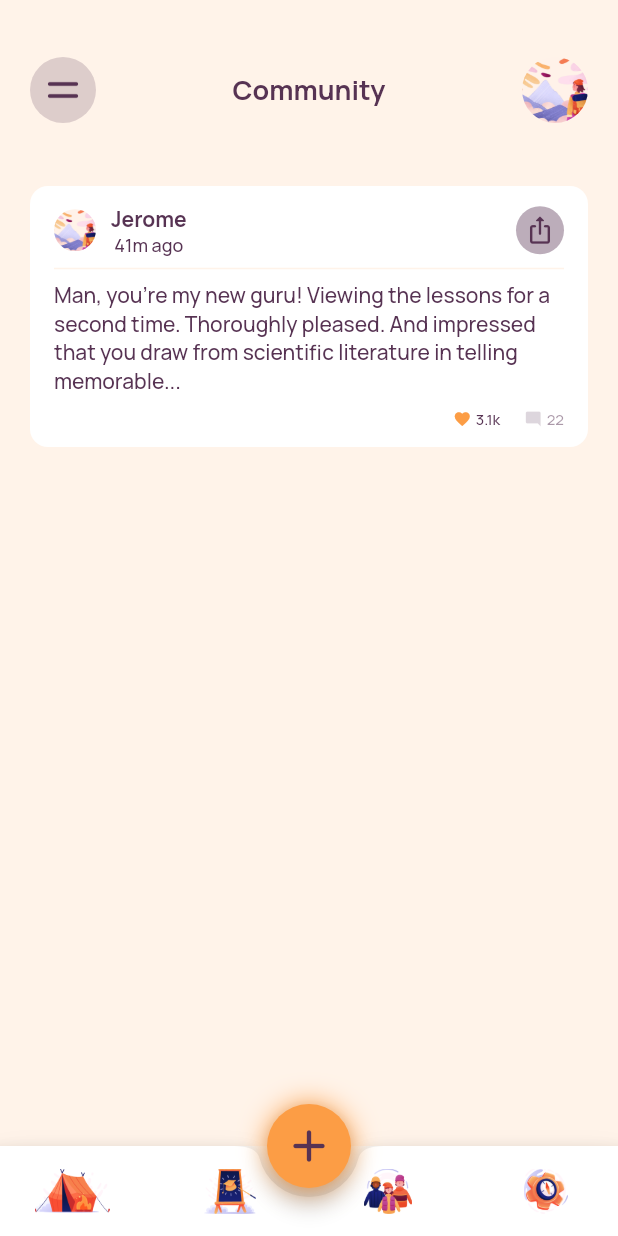
After one commit to Ripat-2345/habit_builder_app, a Flutter app: the screen it shows after launch, item 3 of the bottom bar chosen, on a phone screen of 412 x 824 dp. The commit adds this screen. Run offline on Flutter 3.47's test engine with Material 2 defaults, Android fonts, the light colour scheme and no system bars; our stand-ins replace google_fonts, introduction_screen.

Commit message:
creating community_screen

```diff
--- /dev/null
+++ b/lib/screens/community/community_screen.dart
@@ -0,0 +1,206 @@
+import 'dart:ui';
+
+import 'package:flutter/material.dart';
+import 'package:habit_builder_app/consts.dart';
+import 'package:habit_builder_app/widgets/widget_app_bar.dart';
+
+class CommunityScreen extends StatelessWidget {
+  const CommunityScreen({Key? key}) : super(key: key);
+
+  @override
+  Widget build(BuildContext context) {
+    return Scaffold(
+      backgroundColor: thirdColor,
+      body: Padding(
+        padding: const EdgeInsets.only(
+          left: 20,
+          top: 38,
+          right: 20,
+        ),
+        child: Column(
+          children: [
+            WidgetAppBar(
+              prefix: InkWell(
+                onTap: () {},
+                child: Container(
+                  width: 44,
+                  height: 44,
+                  decoration: BoxDecoration(
+                    borderRadius: BorderRadius.circular(100),
+                    color: primaryColor.withOpacity(0.2),
+                  ),
+                  child: Image.asset(
+                    "assets/icons/menu_icon.png",
+                  ),
+                ),
+              ),
+              title: Text(
+                'Community',
+                style: manrope.copyWith(
+                  color: primaryColor,
+                  fontSize: 18,
+                  fontWeight: FontWeight.w700,
+                ),
+              ),
+              suffix: ClipRRect(
+                borderRadius: BorderRadius.circular(100),
+                child: Image.asset(
+                  "assets/images/introduction_background.png",
+                  width: 44,
+                  height: 44,
+                  fit: BoxFit.cover,
+                ),
+              ),
+            ),
+            const SizedBox(
+              height: 42,
+            ),
+            Container(
+              padding: const EdgeInsets.only(
+                left: 16,
+                top: 12,
+                right: 16,
+                bottom: 12,
+              ),
+              width: double.infinity,
+              height: 174,
+              decoration: BoxDecoration(
+                borderRadius: BorderRadius.circular(12),
+                color: Colors.white,
+              ),
+              child: Column(
+                children: [
+                  Row(
+                    mainAxisAlignment: MainAxisAlignment.spaceBetween,
+                    children: [
+                      Row(
+                        crossAxisAlignment: CrossAxisAlignment.center,
+                        children: [
+                          ClipRRect(
+                            borderRadius: BorderRadius.circular(100),
+                            child: Image.asset(
+                              "assets/images/introduction_background.png",
+                              width: 28,
+                              height: 28,
+                              fit: BoxFit.cover,
+                            ),
+                          ),
+                          const SizedBox(
+                            width: 10,
+                          ),
+                          Column(
+                            children: [
+                              Text(
+                                "Jerome",
+                                style: manrope.copyWith(
+                                  color: primaryColor,
+                                  fontSize: 14,
+                                  fontWeight: FontWeight.w700,
+                                ),
+                              ),
+                              Text(
+                                "41m ago",
+                                style: manrope.copyWith(
+                                  color: primaryColor,
+                                  fontSize: 12,
+                                  fontWeight: FontWeight.w500,
+                                ),
+                              ),
+                            ],
+                          ),
+                        ],
+                      ),
+                      InkWell(
+                        onTap: () {},
+                        child: Container(
+                          width: 32,
+                          height: 32,
+                          decoration: BoxDecoration(
+                            borderRadius: BorderRadius.circular(100),
+                            color: primaryColor.withOpacity(0.4),
+                          ),
+                          child: Icon(
+                            Icons.ios_share_rounded,
+                            color: primaryColor,
+                            size: 20,
+                          ),
+                        ),
+                      )
+                    ],
+                  ),
+                  Divider(
+                    color: thirdColor,
+                    thickness: 1,
+                  ),
+                  Flexible(
+                    child: Text(
+                      "Man, you're my new guru! Viewing the lessons for a second time. Thoroughly pleased. And impressed that you draw from scientific literature in telling memorable...",
+                      style: manrope.copyWith(
+                        color: primaryColor,
+                        fontSize: 14,
+                        fontWeight: FontWeight.w500,
+                      ),
+                      maxLines: 4,
+                      overflow: TextOverflow.ellipsis,
+                    ),
+                  ),
+                  const SizedBox(
+                    height: 10,
+                  ),
+                  Row(
+                    mainAxisAlignment: MainAxisAlignment.end,
+                    children: [
+                      Row(
+                        children: [
+                          Icon(
+                            Icons.favorite,
+                            color: secondaryColor,
+                            size: 12,
+                          ),
+                          const SizedBox(
+                            width: 3,
+                          ),
+                          Text(
+                            "3.1k",
+                            style: manrope.copyWith(
+                              color: primaryColor,
+                              fontSize: 10,
+                              fontWeight: FontWeight.w500,
+                            ),
+                          ),
+                        ],
+                      ),
+                      const SizedBox(
+                        width: 16,
+                      ),
+                      Row(
+                        children: [
+                          Icon(
+                            Icons.mode_comment_rounded,
+                            color: primaryColor.withOpacity(0.2),
+                            size: 12,
+                          ),
+                          const SizedBox(
+                            width: 3,
+                          ),
+                          Text(
+                            "22",
+                            style: manrope.copyWith(
+                              color: primaryColor.withOpacity(0.5),
+                              fontSize: 10,
+                              fontWeight: FontWeight.w500,
+                            ),
+                          ),
+                        ],
+                      ),
+                    ],
+                  ),
+                ],
+              ),
+            ),
+          ],
+        ),
+      ),
+    );
+  }
+}
--- a/lib/widgets/widget_bottom_navigation.dart
+++ b/lib/widgets/widget_bottom_navigation.dart
@@ -1,5 +1,6 @@
 import 'package:flutter/material.dart';
 import 'package:habit_builder_app/consts.dart';
+import 'package:habit_builder_app/screens/community/community_screen.dart';
 import 'package:habit_builder_app/screens/course/course_screen.dart';
 import 'package:habit_builder_app/screens/home/home_screen.dart';
 import 'package:habit_builder_app/screens/onboarding/onboarding_screen.dart';
@@ -37,7 +38,7 @@ class _WidgetBottomNavigationState extends State<WidgetBottomNavigation> {
         width: 50,
         height: 30,
       ),
-      const HomeScreen(),
+      const CommunityScreen(),
     ],
     [
       Image.asset(
```
Also changed, not shown: assets/icons/share_icon.png (added), assets/images/introduction_background.png (renamed from assets/images/intoduction_background.png).
